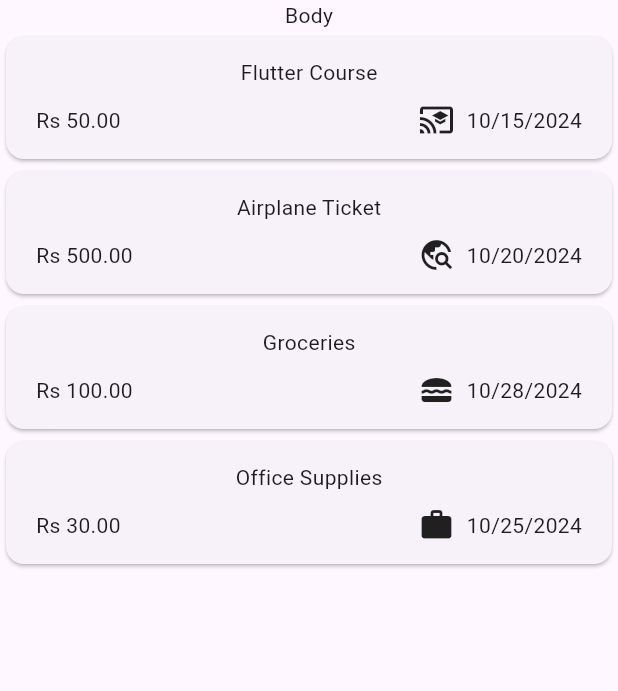
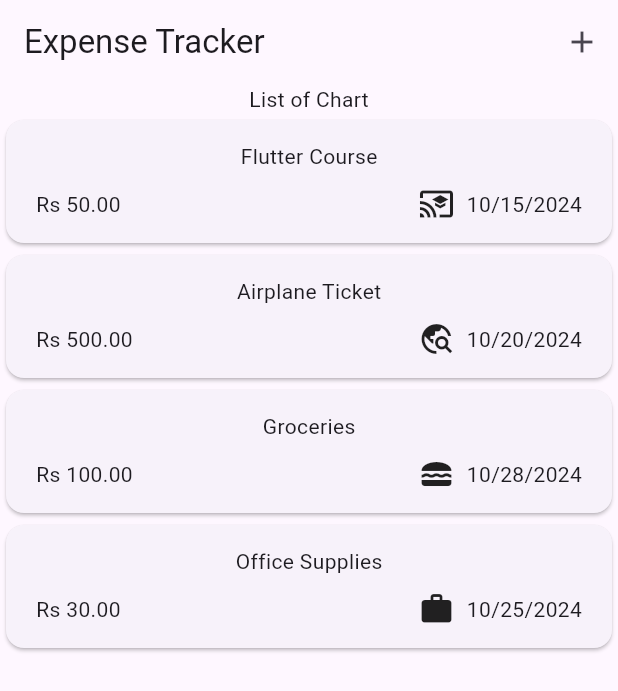
Before and after one commit to shardhayv/Maximilian-ExpenseTracker, a Flutter app: the screen it shows after launch, on a phone screen of 412 x 824 dp. Shown: the top 691 px of the screen. Run offline on Flutter 3.47's test engine with Material 3 defaults, Android fonts, the phone set to English and light mode, and no system bars.

```diff
--- a/lib/widget/expenses.dart
+++ b/lib/widget/expenses.dart
@@ -1,3 +1,4 @@
+import 'package:expense_tracker/new_expense.dart';
 import 'package:expense_tracker/widget/expenses_list/expenses_list.dart';
 import 'package:expense_tracker/models/expenses_model.dart';
 import 'package:flutter/material.dart';
@@ -37,12 +38,29 @@ class _ExpensesState extends State<Expenses> {
       category: Category.work,
     ),
   ];
+
+  void _openAddExpenseOverlay() {
+    showModalBottomSheet(
+      context: context,
+      builder: (ctx) => const NewExpense(),
+    );
+  }
+
   @override
   Widget build(BuildContext context) {
     return Scaffold(
+      appBar: AppBar(
+        title: const Text("Expense Tracker"),
+        actions: [
+          IconButton(
+            onPressed: _openAddExpenseOverlay,
+            icon: const Icon(Icons.add),
+          ),
+        ],
+      ),
       body: Column(
         children: [
-          const Text("Body"),
+          const Text("List of Chart"),
           Expanded(
             child: ExpensesList(expenses: _registeredExpenses),
           ),
```
Also changed, not shown: lib/new_expense.dart (added, +47 -0 lines).
